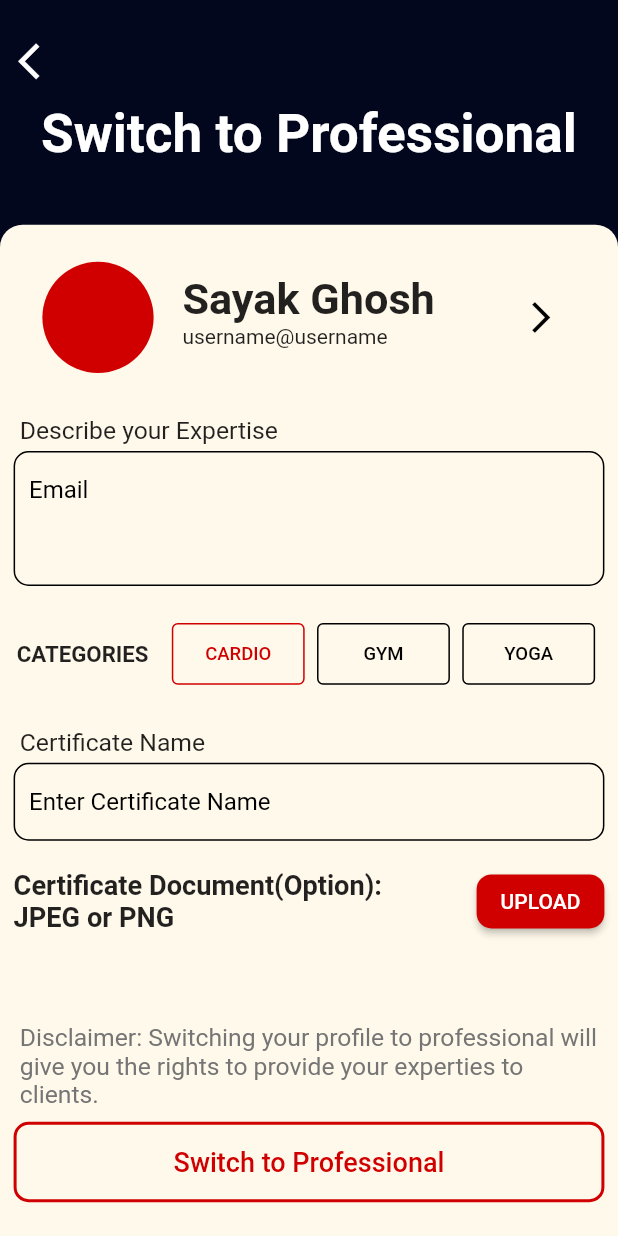
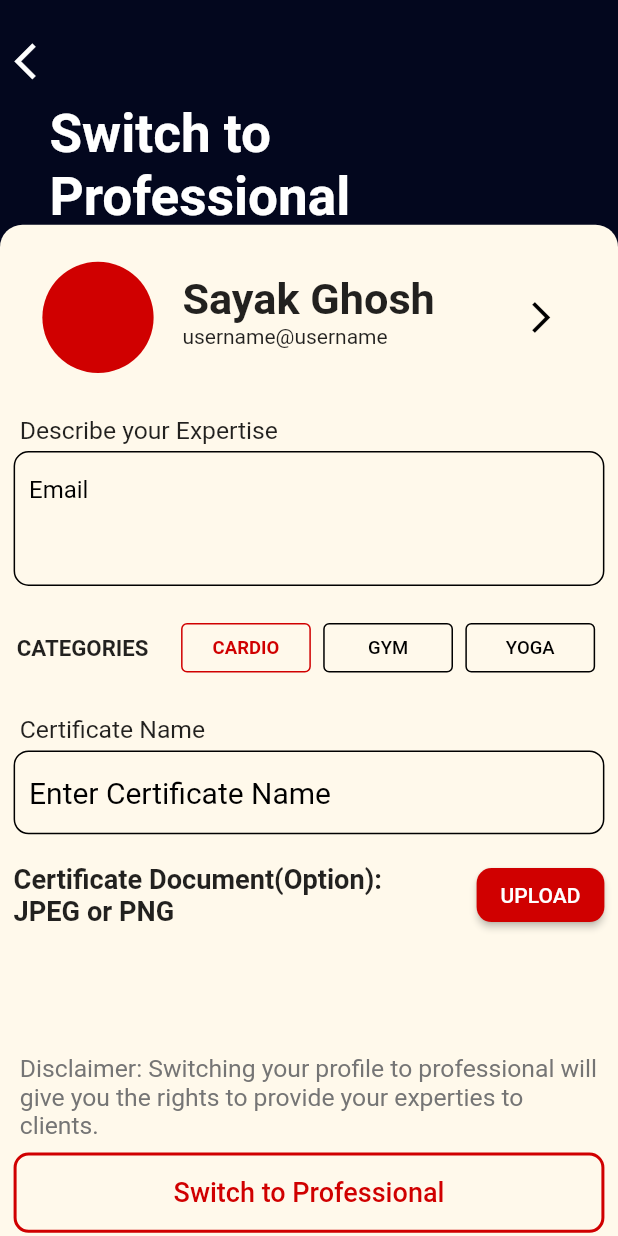
Before and after one commit to samwilson0745/prisavelo_ui, a Flutter app: the screen it shows after launch, on a phone screen of 412 x 824 dp. Run offline on Flutter 3.47's test engine with Material 2 defaults, Android fonts, the phone set to English and light mode, and no system bars; our stand-ins replace readmore, sliding_up_panel.

Commit message:
few changes

```diff
--- a/lib/MainPages/Switch.dart
+++ b/lib/MainPages/Switch.dart
@@ -37,6 +37,7 @@ class _SwitchtoProfState extends State<SwitchtoProf> {
                   width: size.width,
                   height: size.height,
                   child: Column(
+                    crossAxisAlignment: CrossAxisAlignment.start,
                     children: [
                       Expanded(
                           flex: 2,
@@ -48,7 +49,7 @@ class _SwitchtoProfState extends State<SwitchtoProf> {
                                 child: IconButton(onPressed: (){}, icon: Icon(Icons.arrow_back_ios,color: Colors.white,size: size.height*0.035,)),
                               ),
                               Padding(
-                                padding: EdgeInsets.symmetric(horizontal: size.width*0.06,vertical: size.width*0.01),
+                                padding: EdgeInsets.symmetric(horizontal: size.width*0.08,vertical: size.width*0.01),
                                 child: size.height>780?Text(
                                   'Switch to Professional',
                                   style: TextStyle(
@@ -60,7 +61,7 @@ class _SwitchtoProfState extends State<SwitchtoProf> {
                                   'Switch to Professional',
                                   style: TextStyle(
                                       color: Colors.white,
-                                      fontSize: size.height*0.055,
+                                      fontSize: size.height*0.05,
                                       fontWeight: FontWeight.bold
                                   ),
                                 ),
@@ -179,7 +180,7 @@ class _SwitchtoProfState extends State<SwitchtoProf> {
                                         borderRadius: BorderRadius.all(Radius.circular(10))
                                     ),
                                     hintText: "Enter Certificate Name",
-                                    hintStyle: TextStyle(color: Colors.black),
+                                    hintStyle: TextStyle(color: Colors.black,fontSize: size.height>780?20:15),
                                     contentPadding: EdgeInsets.symmetric(horizontal: size.width*0.025,vertical: size.height*0.02),
                                     enabledBorder: OutlineInputBorder(
                                         borderSide: BorderSide(color: Colors.black,width:1),
@@ -212,7 +213,7 @@ class _SwitchtoProfState extends State<SwitchtoProf> {
                                 ),
                               ),
                               size.height>780?Padding(
-                                padding: EdgeInsets.only(top: size.height*0.05,left: size.width*0.01),
+                                padding: EdgeInsets.only(top: size.height*0.08,left: size.width*0.01),
                                 child: Text('Disclaimer: Switching your profile to professional will give you the rights to provide your experties to clients.',style: TextStyle(fontSize: size.height*0.02,color: Colors.grey[600]),),
                               ):Padding(
                                 padding: EdgeInsets.only(top: size.height*0.02,right: size.height*0.02),
@@ -233,7 +234,7 @@ class _SwitchtoProfState extends State<SwitchtoProf> {
                                             color: Color(0xffD00000),width: 2
                                         )
                                     ),
-                                    child: Text('Switch to Professional',style: TextStyle(color: Color(0xffD00000),fontSize: 18),)),
+                                    child: Text('Switch to Professional',style: TextStyle(color: Color(0xffD00000),fontSize: size.height>780?18:15),)),
                               )
                             ],
                           ),
@@ -252,8 +253,8 @@ class _SwitchtoProfState extends State<SwitchtoProf> {
   Widget _button(String name,Size size,int value){
     return Container(
       margin: EdgeInsets.symmetric(horizontal: size.width*0.01),
-      width: size.width*0.215,
-      height: size.height>780?size.height*0.05:size.height*0.06,
+      width: size.width*0.21,
+      height: size.height>780?size.height*0.04:size.height*0.05,
       child: OutlinedButton(
           onPressed: (){
             setState(()=>{
@@ -266,7 +267,7 @@ class _SwitchtoProfState extends State<SwitchtoProf> {
                   color: _state==value?Color(0xffD00000):Colors.black
               )
           ),
-          child: Text(name,style: TextStyle(color: _state==value?Color(0xffD00000):Colors.black,fontSize: size.height*0.015),)),
+          child: Text(name,style: TextStyle(color: _state==value?Color(0xffD00000):Colors.black,fontSize: size.height*0.015,fontWeight: _state==value?FontWeight.bold:null))),
     );
   }
 }
```
